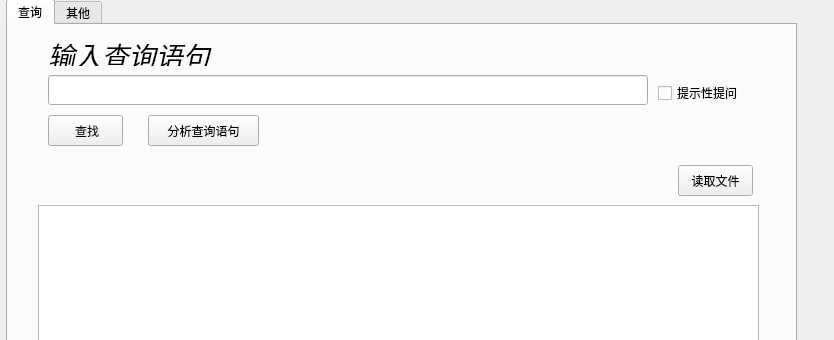
First picture: the form in qt_gui/tab_widget.ui, repository karenlau010/grad_proj, before the edit; both pictures show x 0 to 834 and y 0 to 340 of the 834 by 598 pixel window.
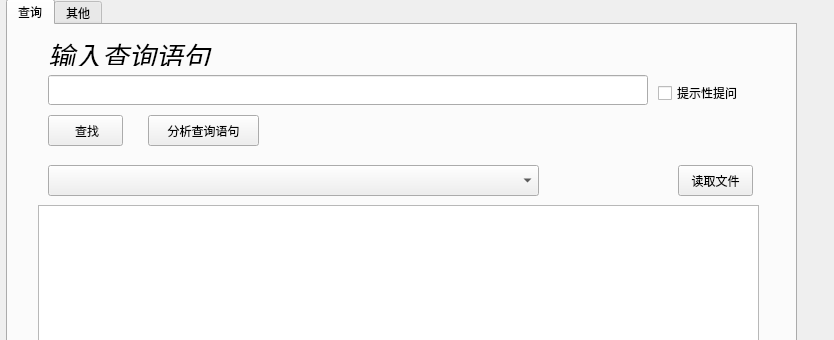
Second picture: the form after the edit.

What changed in the file:
```diff
--- a/qt_gui/tab_widget.ui
+++ b/qt_gui/tab_widget.ui
@@ -81,22 +81,6 @@
        <string>分析查询语句</string>
       </property>
      </widget>
-     <widget class="QLabel" name="label2">
-      <property name="geometry">
-       <rect>
-        <x>40</x>
-        <y>140</y>
-        <width>600</width>
-        <height>30</height>
-       </rect>
-      </property>
-      <property name="styleSheet">
-       <string notr="true">font: 75 italic 12pt &quot;Agency FB&quot;;</string>
-      </property>
-      <property name="text">
-       <string/>
-      </property>
-     </widget>
      <widget class="QPushButton" name="pushButton2">
       <property name="geometry">
        <rect>
@@ -170,6 +154,16 @@
        <bool>false</bool>
       </property>
      </widget>
+     <widget class="QComboBox" name="comboBox1">
+      <property name="geometry">
+       <rect>
+        <x>40</x>
+        <y>140</y>
+        <width>491</width>
+        <height>31</height>
+       </rect>
+      </property>
+     </widget>
     </widget>
     <widget class="QWidget" name="tab_2">
      <attribute name="title">
```
Left out of the diff: 18 changed lines with no effect on the pictures.
